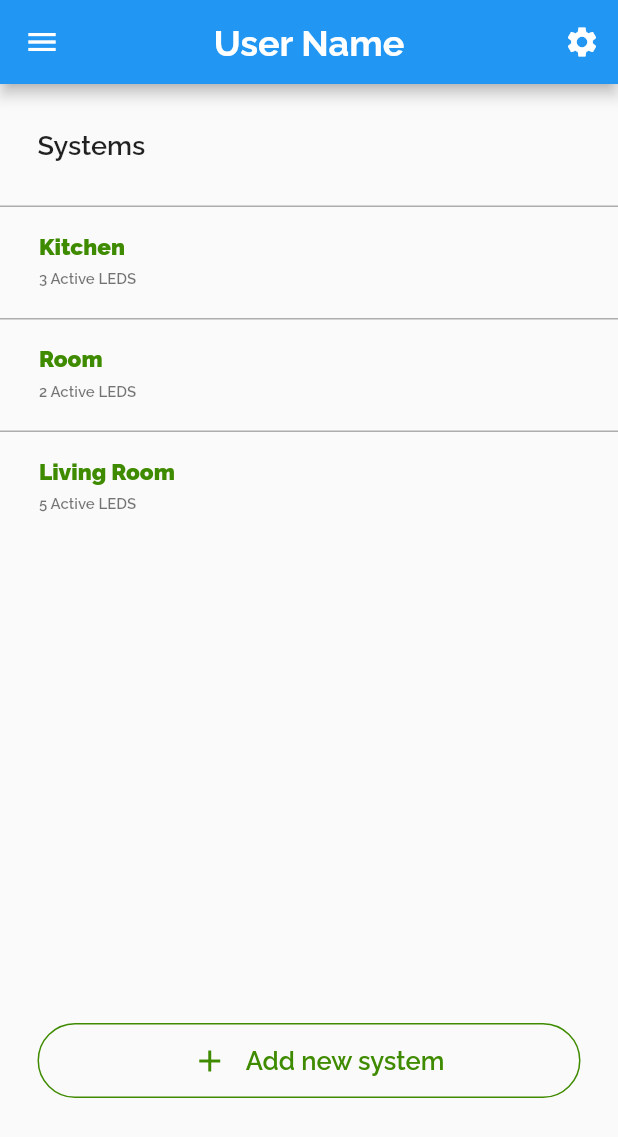
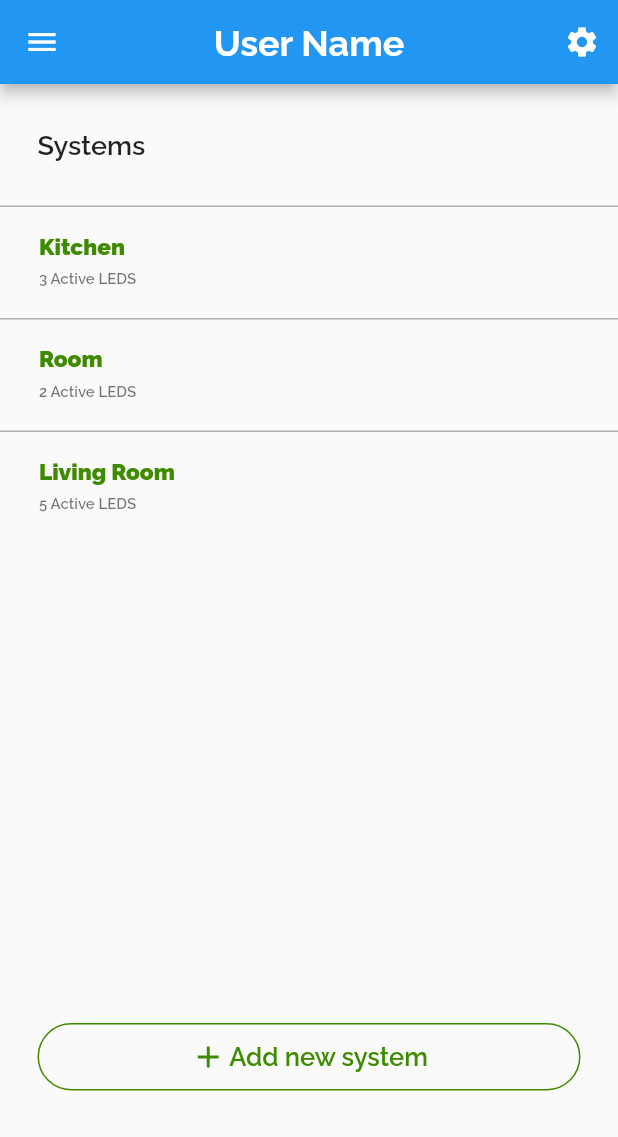
Before and after one commit to MohammadAlAgha/luminexa, a Flutter app: the landing screen opened directly, on a phone screen of 412 x 824 dp. Shown: the top 1137 px of the screen. Run offline on Flutter 3.47's test engine with Material 2 defaults, Android fonts, the phone set to English and light mode, and no system bars; our stand-ins replace flutter_svg, google_nav_bar.

Commit message:
Centered text and icon more

```diff
--- a/luminexa_mobile/lib/widgets/buttonWidget/iconButtonWidget.dart
+++ b/luminexa_mobile/lib/widgets/buttonWidget/iconButtonWidget.dart
@@ -14,6 +14,7 @@ class iconButton extends StatelessWidget {
   Widget build(BuildContext context) {
     return GestureDetector(
       child: Container(
+        height: 45,
         decoration: BoxDecoration(
             borderRadius: BorderRadius.circular(25),
             border: Border.all(
@@ -22,11 +23,14 @@ class iconButton extends StatelessWidget {
             )),
         child: Row(
           mainAxisAlignment: MainAxisAlignment.center,
+          crossAxisAlignment: CrossAxisAlignment.center,
           children: [
             IconButton(
               onPressed: () {},
               icon: iconName,
               color: Color.fromARGB(255, 63, 139, 0),
+              padding: EdgeInsets.only(right: 2.0),
+              constraints: BoxConstraints(),
             ),
             Text(
               innerText,
```
